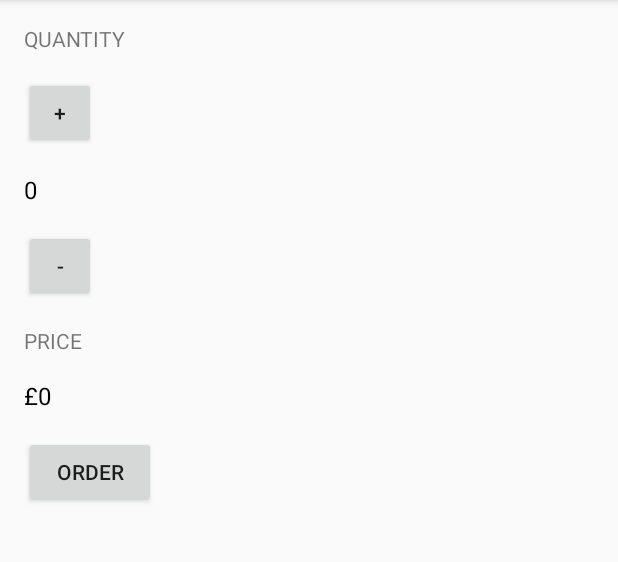
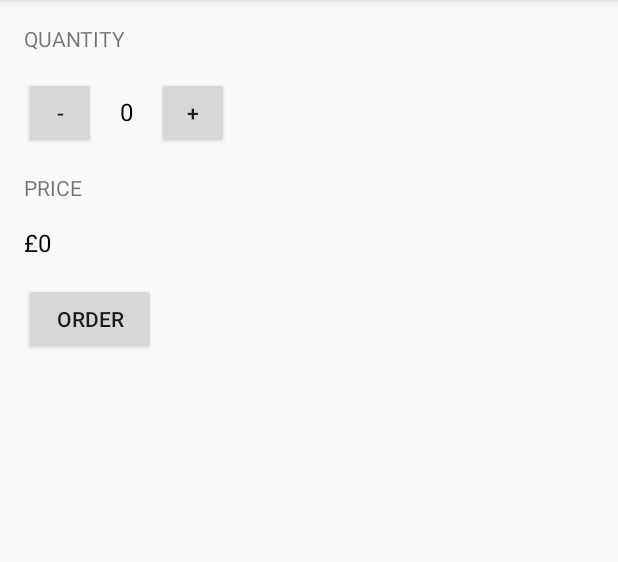
Before and after one commit to ananthvadiraj/JustJava, an Android app: the screen it shows after launch (MainActivity), on a phone screen of 412 x 824 dp, the part 84-646 px from its top. Run offline under Robolectric (Android 15) with nearby library versions, the phone set to English and light mode, and no system bars.

Commit message:
Nested layouts

```diff
--- a/app/src/main/java/com/example/android/justjava/MainActivity.java
+++ b/app/src/main/java/com/example/android/justjava/MainActivity.java
@@ -43,7 +43,6 @@ public class MainActivity extends ActionBarActivity {
         } else {
             quantity = quantity - 1;
             display(quantity);
-            displayPrice(quantity * price);
         }
     }
 
@@ -51,7 +50,6 @@ public class MainActivity extends ActionBarActivity {
         if (quantity >= 0) {
             quantity = quantity + 1;
             display(quantity);
-            displayPrice(quantity * price);
         } else {
             display(0);
         }
--- a/app/src/main/res/layout/activity_main.xml
+++ b/app/src/main/res/layout/activity_main.xml
@@ -10,10 +10,34 @@
     tools:context=".MainActivity">
 
     <TextView
+        android:layout_width="match_parent"
+        android:layout_height="wrap_content"
+        android:text="Quantity"
+        android:textAllCaps="true" />
+
+    <LinearLayout
         android:layout_width="wrap_content"
         android:layout_height="wrap_content"
-        android:text="Quantity"
-        android:textAllCaps="true"/>
+        android:orientation="horizontal">
+
+        <Button
+            android:id="@+id/decrement_button_view"
+            android:layout_width="48dp"
+            android:layout_height="48dp"
+            android:layout_marginTop="16dp"
+            android:onClick="decrement"
+            android:text="-" />
+
+        <TextView
+            android:id="@+id/quantity_text_view"
+            android:layout_width="wrap_content"
+            android:layout_height="wrap_content"
+            android:layout_marginLeft="16dp"
+            android:layout_marginRight="16dp"
+            android:layout_marginTop="16dp"
+            android:text="0"
+            android:textColor="#000000"
+            android:textSize="16sp" />
 
         <Button
             android:id="@+id/increment_button_view"
@@ -23,22 +47,7 @@
             android:onClick="increment"
             android:text="+" />
 
-    <TextView
-        android:id="@+id/quantity_text_view"
-        android:layout_width="wrap_content"
-        android:layout_height="wrap_content"
-        android:layout_marginTop="16dp"
-        android:text="0"
-        android:textColor="#000000"
-        android:textSize="16sp"/>
-
-    <Button
-        android:id="@+id/decrement_button_view"
-        android:layout_width="48dp"
-        android:layout_height="48dp"
-        android:layout_marginTop="16dp"
-        android:onClick="decrement"
-        android:text="-" />
+    </LinearLayout>
 
     <TextView
         android:layout_width="wrap_content"
@@ -54,7 +63,7 @@
         android:layout_marginTop="16dp"
         android:text="£0"
         android:textColor="#000000"
-        android:textSize="16sp"/>
+        android:textSize="16sp" />
 
     <Button
         android:layout_width="wrap_content"
```
Lines whose indentation alone changed are shown as unchanged.
